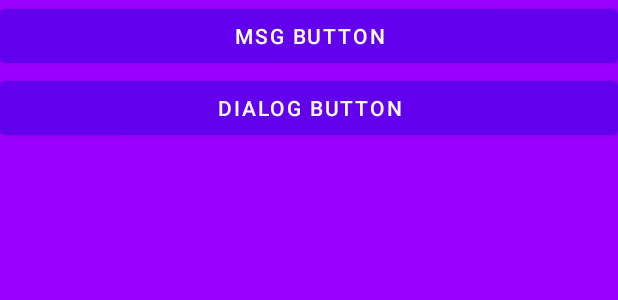
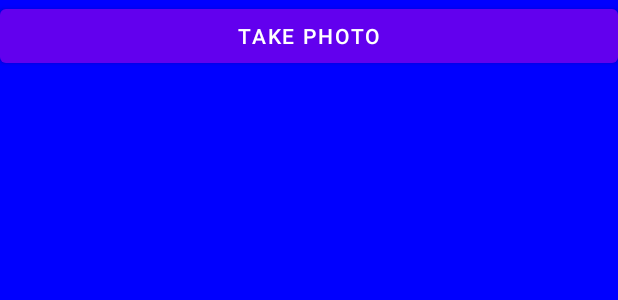
Before and after one commit to SaitamaSiSi/ZyhGame1, an Android app built with Jetpack Compose: the layout fragment3.xml on its own in the app's theme, with its tools: preview values and no code run, on a phone screen of 412 x 824 dp. Shown: the top 300 px of the screen. Run offline under Robolectric (Android 15) with nearby library versions, the phone set to English and light mode, and no system bars.

Commit message:
增加fragment3用于相机拍照测试

```diff
--- a/app/src/main/java/com/zyh/ZyhG1/MainActivity.java
+++ b/app/src/main/java/com/zyh/ZyhG1/MainActivity.java
@@ -100,7 +100,7 @@ public class MainActivity extends BaseActivity {
                 Intent intent2 = new Intent("com.zyh.ZyhG1.ACTION_asStudy");
                 intent2.addCategory("com.zyh.ZyhG1.CATEGORY_asStudy");
                 intent2.putExtra("HiddenActionBar", true);
-                // TODO 方法被弃用
+                // TODO 方法已弃用
                 startActivityForResult(intent2, 1);
                 break;
             case "应用通知":
--- a/app/src/main/res/layout/fragment2.xml
+++ b/app/src/main/res/layout/fragment2.xml
@@ -1,7 +1,7 @@
 <?xml version="1.0" encoding="utf-8"?>
 <LinearLayout xmlns:android="http://schemas.android.com/apk/res/android"
     android:orientation="vertical"
-    android:background="#0099ff"
+    android:background="#ff0000"
     android:layout_width="match_parent"
     android:layout_height="match_parent">
 
--- a/app/src/main/res/layout/fragment1.xml
+++ b/app/src/main/res/layout/fragment3.xml
@@ -1,22 +1,21 @@
 <?xml version="1.0" encoding="utf-8"?>
 <LinearLayout xmlns:android="http://schemas.android.com/apk/res/android"
     android:orientation="vertical"
-    android:background="#9900ff"
+    android:background="#0000ff"
     android:layout_width="match_parent"
     android:layout_height="match_parent">
 
     <Button
-        android:id="@+id/f1_btn_msg"
+        android:id="@+id/f3_btn_take_photo"
         android:layout_width="match_parent"
         android:layout_height="wrap_content"
         android:layout_gravity="center"
-        android:text="Msg Button" />
+        android:text="Take Photo" />
 
-    <Button
-        android:id="@+id/f1_btn_dialog"
-        android:layout_width="match_parent"
+    <ImageView
+        android:id="@+id/f3_image_view"
+        android:layout_width="wrap_content"
         android:layout_height="wrap_content"
-        android:layout_gravity="center"
-        android:text="Dialog Button" />
+        android:layout_gravity="center_horizontal" />
 
 </LinearLayout>
--- /dev/null
+++ b/app/src/main/res/xml/file_paths.xml
@@ -0,0 +1,4 @@
+<?xml version="1.0" encoding="utf-8"?>
+<paths xmlns:android="http://schemas.android.com/apk/res/android">
+    <external-path name="my_images" path="/" />
+</paths>
```
Also changed, not shown: app/src/main/AndroidManifest.xml (+9 -0 lines), app/src/main/java/com/zyh/ZyhG1/ui/AndroidStudy/Fragment3.java (added, +124 -0 lines), app/src/main/java/com/zyh/ZyhG1/ui/AndroidStudy/NotificationActivity.java (+17 -3 lines).
